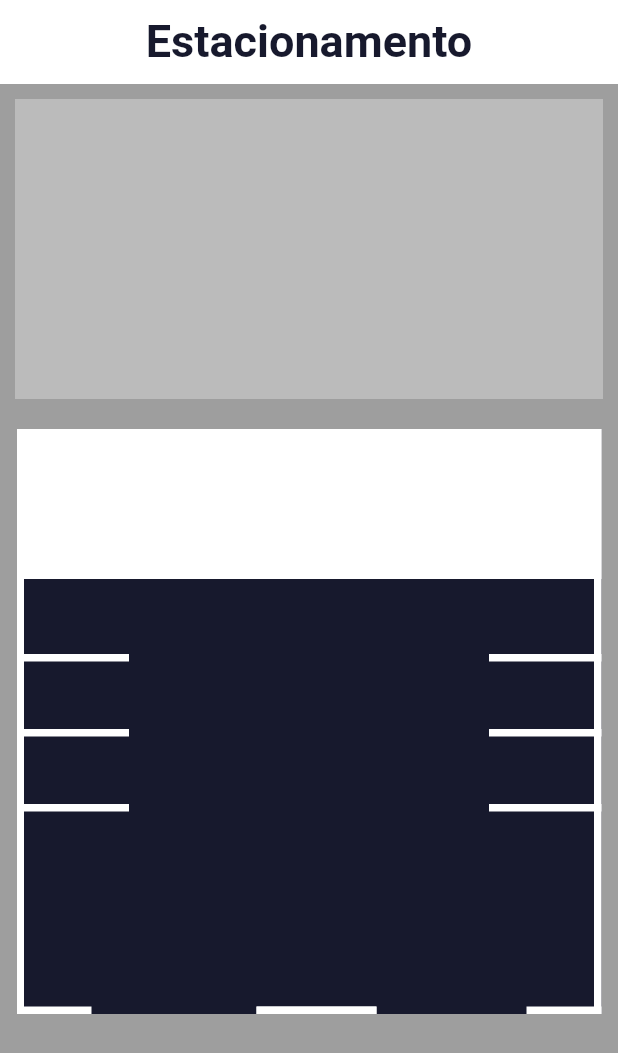
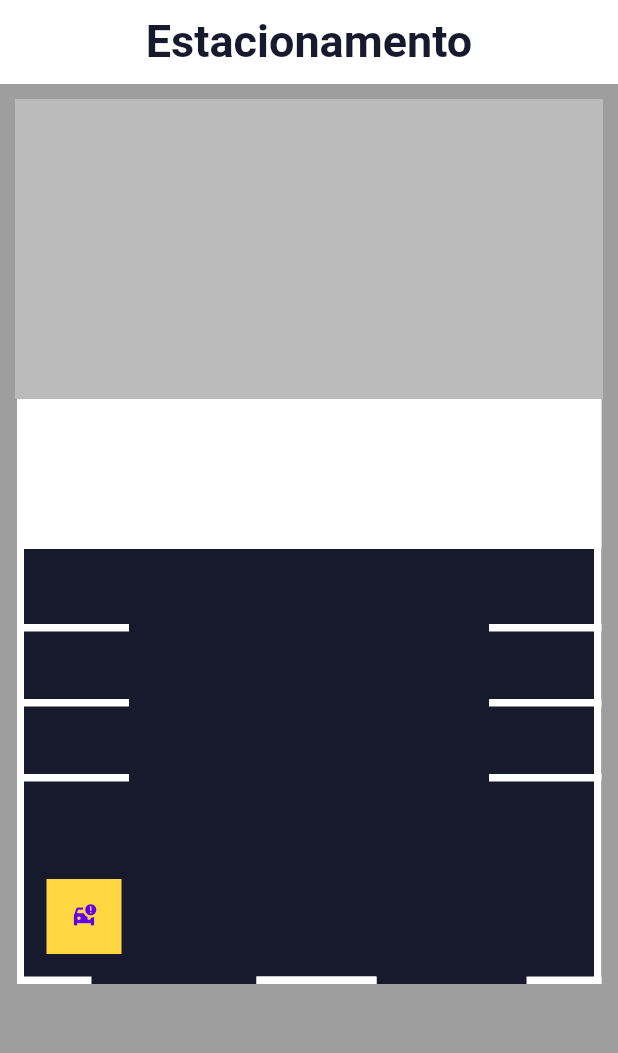
Before and after one commit to Erickhbs/estacionamento-flutter-embarcados, a Flutter app: the screen it shows after launch, on a phone screen of 412 x 824 dp. Shown: the top 1053 px of the screen. Run offline on Flutter 3.47's test engine with Material 3 defaults, Android fonts, the phone set to English and light mode, and no system bars.

Commit message:
tentativa do botão

```diff
--- a/lib/screen/component/estacionamento.dart
+++ b/lib/screen/component/estacionamento.dart
@@ -1,5 +1,5 @@
 import 'package:flutter/material.dart';
-import 'package:flutter/widgets.dart';
+import 'package:parking_lot/screen/component/info.dart';
 
 class Estacionamento extends StatefulWidget {
   const Estacionamento({super.key});
@@ -9,29 +9,24 @@ class Estacionamento extends StatefulWidget {
 }
 
 class _EstacionamentoState extends State<Estacionamento> {
+
+  void printe(){
+    print('clique pelo amor de Deus');
+  }
+
+
+
   @override
   Widget build(BuildContext context) {
     return SingleChildScrollView(
+      padding: const EdgeInsets.all(10.0),
       child: Column(
         mainAxisAlignment: MainAxisAlignment.center,
         children: [
           //painel localizações
-          Padding(
-            padding: const EdgeInsets.all(10.0),
-            child: Container(
-              width: 400,
-              height: 200,
-              color: Theme.of(context).colorScheme.onSurfaceVariant,
-              child: Column(
-                //informações devem ser dispostas assim
-              ),
-            ),
-          ),
+          const Info(),
           //estacionamento
-          Padding(
-            padding: const EdgeInsets.all(10.0),
-            child: Center(
-              child: Stack(
+          Stack(
             children: [
               //chao do estacionamento
               Container(
@@ -158,12 +153,22 @@ class _EstacionamentoState extends State<Estacionamento> {
                   color: Theme.of(context).colorScheme.onPrimary,
                 ),
               ),
+              Positioned(
+                left: 20,
+                bottom: 20,
+                child: Container(
+                  color: Colors.amberAccent,
+                  width: 50,
+                  height: 50,
+                  child: TextButton(onPressed: printe, child: Icon(Icons.car_crash))
+                )
+              )
             ],
           ),
-            ),
-          ),
+
         ],
       ),
+
     );
   }
 }
--- /dev/null
+++ b/lib/screen/component/info.dart
@@ -0,0 +1,19 @@
+import 'package:flutter/material.dart';
+
+class Info extends StatelessWidget {
+  const Info({
+    super.key,
+  });
+
+  @override
+  Widget build(BuildContext context) {
+    return Container(
+      width: 400,
+      height: 200,
+      color: Theme.of(context).colorScheme.onSurfaceVariant,
+      child: Column(
+        //informações devem ser dispostas assim
+      ),
+    );
+  }
+}
```
Lines whose indentation alone changed are shown as unchanged.
